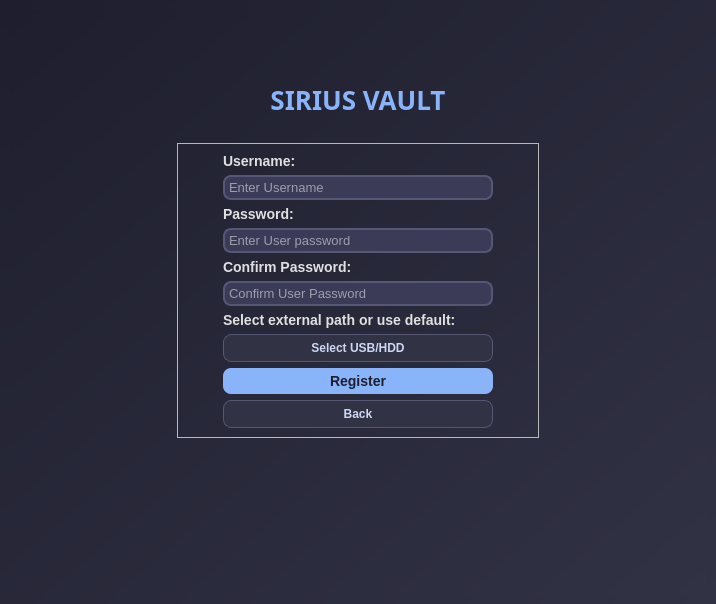
The window that SiriusVaultGUI/src/ui/login.ui (Ghospicer/SiriusVault) describes before a commit, drawn with Qt 5.
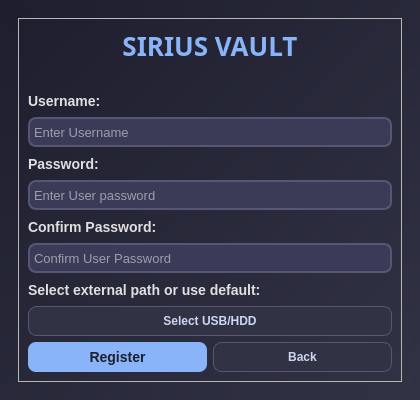
The same window after the commit. The open tabs and pages were chosen to show the change. Icons and pictures are not drawn.

Diff of the .ui file:
```diff
--- a/SiriusVaultGUI/src/ui/login.ui
+++ b/SiriusVaultGUI/src/ui/login.ui
@@ -9,10 +9,16 @@
    <rect>
     <x>0</x>
     <y>0</y>
-    <width>716</width>
-    <height>604</height>
+    <width>420</width>
+    <height>400</height>
    </rect>
   </property>
+  <property name="minimumSize">
+   <size>
+    <width>420</width>
+    <height>400</height>
+   </size>
+  </property>
   <property name="windowTitle">
    <string>SIRIUS VAULT</string>
   </property>
@@ -45,23 +51,16 @@
 }</string>
        </property>
        <layout class="QGridLayout" name="gridLayout_2">
-        <item row="0" column="1">
-         <spacer name="verticalSpacer">
-          <property name="orientation">
-           <enum>Qt::Vertical</enum>
+        <item row="0" column="0">
+         <widget class="QFrame" name="frame_login">
+          <property name="frameShape">
+           <enum>QFrame::StyledPanel</enum>
           </property>
-          <property name="sizeType">
-           <enum>QSizePolicy::Expanding</enum>
+          <property name="frameShadow">
+           <enum>QFrame::Raised</enum>
           </property>
-          <property name="sizeHint" stdset="0">
-           <size>
-            <width>20</width>
-            <height>186</height>
-           </size>
-          </property>
-         </spacer>
-        </item>
-        <item row="1" column="1">
+          <layout class="QVBoxLayout" name="verticalLayout">
+           <item>
          <widget class="QLabel" name="label_title">
           <property name="sizePolicy">
            <sizepolicy hsizetype="Preferred" vsizetype="Preferred">
@@ -71,7 +70,13 @@
           </property>
           <property name="minimumSize">
            <size>
-            <width>362</width>
+               <width>0</width>
+               <height>55</height>
+              </size>
+             </property>
+             <property name="maximumSize">
+              <size>
+               <width>16777215</width>
             <height>55</height>
            </size>
           </property>
@@ -100,54 +105,20 @@
           </property>
          </widget>
         </item>
-        <item row="2" column="1">
-         <spacer name="verticalSpacer_2">
-          <property name="orientation">
-           <enum>Qt::Vertical</enum>
-          </property>
-          <property name="sizeType">
-           <enum>QSizePolicy::Expanding</enum>
-          </property>
-          <property name="sizeHint" stdset="0">
+           <item>
+            <widget class="QLabel" name="label_6">
+             <property name="minimumSize">
            <size>
-            <width>20</width>
-            <height>29</height>
-           </size>
-          </property>
-         </spacer>
-        </item>
-        <item row="3" column="0">
-         <spacer name="horizontalSpacer">
-          <property name="orientation">
-           <enum>Qt::Horizontal</enum>
-          </property>
-          <property name="sizeHint" stdset="0">
-           <size>
-            <width>351</width>
+               <width>0</width>
             <height>20</height>
            </size>
           </property>
-         </spacer>
-        </item>
-        <item row="3" column="1">
-         <widget class="QFrame" name="login_card">
-          <property name="sizePolicy">
-           <sizepolicy hsizetype="Preferred" vsizetype="Preferred">
-            <horstretch>0</horstretch>
-            <verstretch>0</verstretch>
-           </sizepolicy>
-          </property>
-          <property name="frameShape">
-           <enum>QFrame::StyledPanel</enum>
-          </property>
-          <property name="frameShadow">
-           <enum>QFrame::Raised</enum>
-          </property>
-          <layout class="QGridLayout" name="gridLayout_6">
-           <item row="1" column="1">
-            <layout class="QGridLayout" name="gridLayout_3">
-             <item row="2" column="0">
-              <widget class="QLabel" name="label_5">
+             <property name="maximumSize">
+              <size>
+               <width>16777215</width>
+               <height>25</height>
+              </size>
+             </property>
                <property name="styleSheet">
                 <string notr="true">QLabel {
     color: #e0e0e0;
@@ -158,12 +129,24 @@
 }</string>
                </property>
                <property name="text">
-                <string>Password:</string>
+              <string>Username:</string>
                </property>
               </widget>
              </item>
-             <item row="1" column="0">
+           <item>
               <widget class="QLineEdit" name="input_username_log">
+             <property name="minimumSize">
+              <size>
+               <width>0</width>
+               <height>30</height>
+              </size>
+             </property>
+             <property name="maximumSize">
+              <size>
+               <width>16777215</width>
+               <height>30</height>
+              </size>
+             </property>
                <property name="styleSheet">
                 <string notr="true">QLineEdit {
     background-color: #3b3b58;
@@ -187,8 +170,48 @@
                </property>
               </widget>
              </item>
-             <item row="3" column="0">
+           <item>
+            <widget class="QLabel" name="label_5">
+             <property name="minimumSize">
+              <size>
+               <width>0</width>
+               <height>20</height>
+              </size>
+             </property>
+             <property name="maximumSize">
+              <size>
+               <width>16777215</width>
+               <height>25</height>
+              </size>
+             </property>
+             <property name="styleSheet">
+              <string notr="true">QLabel {
+    color: #e0e0e0;
+    font-family: &quot;Segoe UI&quot;, sans-serif;
+    font-size: 14px;
+    font-weight: bold;
+    background-color: transparent;
+}</string>
+             </property>
+             <property name="text">
+              <string>Password:</string>
+             </property>
+            </widget>
+           </item>
+           <item>
               <widget class="QLineEdit" name="input_user_password_log">
+             <property name="minimumSize">
+              <size>
+               <width>0</width>
+               <height>30</height>
+              </size>
+             </property>
+             <property name="maximumSize">
+              <size>
+               <width>16777215</width>
+               <height>30</height>
+              </size>
+             </property>
                <property name="styleSheet">
                 <string notr="true">QLineEdit {
     background-color: #3b3b58;
@@ -212,24 +235,20 @@
                </property>
               </widget>
              </item>
-             <item row="0" column="0">
-              <widget class="QLabel" name="label_6">
-               <property name="styleSheet">
-                <string notr="true">QLabel {
-    color: #e0e0e0;
-    font-family: &quot;Segoe UI&quot;, sans-serif;
-    font-size: 14px;
-    font-weight: bold;
-    background-color: transparent;
-}</string>
-               </property>
-               <property name="text">
-                <string>Username:</string>
-               </property>
-              </widget>
-             </item>
-             <item row="4" column="0">
+           <item>
               <widget class="QPushButton" name="btn_login">
+             <property name="minimumSize">
+              <size>
+               <width>0</width>
+               <height>30</height>
+              </size>
+             </property>
+             <property name="maximumSize">
+              <size>
+               <width>16777215</width>
+               <height>30</height>
+              </size>
+             </property>
                <property name="styleSheet">
                 <string notr="true">QPushButton {
     background-color: #89b4fa;
@@ -261,76 +280,22 @@
                </property>
               </widget>
              </item>
-            </layout>
-           </item>
-           <item row="1" column="0">
-            <spacer name="horizontalSpacer_7">
-             <property name="orientation">
-              <enum>Qt::Horizontal</enum>
-             </property>
-             <property name="sizeType">
-              <enum>QSizePolicy::Fixed</enum>
-             </property>
-             <property name="sizeHint" stdset="0">
-              <size>
-               <width>36</width>
-               <height>36</height>
-              </size>
-             </property>
-            </spacer>
-           </item>
-           <item row="3" column="1">
-            <spacer name="verticalSpacer_5">
-             <property name="orientation">
-              <enum>Qt::Vertical</enum>
-             </property>
-             <property name="sizeType">
-              <enum>QSizePolicy::Expanding</enum>
-             </property>
-             <property name="sizeHint" stdset="0">
-              <size>
-               <width>36</width>
-               <height>36</height>
-              </size>
-             </property>
-            </spacer>
-           </item>
-           <item row="1" column="2">
-            <spacer name="horizontalSpacer_8">
-             <property name="orientation">
-              <enum>Qt::Horizontal</enum>
-             </property>
-             <property name="sizeType">
-              <enum>QSizePolicy::Fixed</enum>
-             </property>
-             <property name="sizeHint" stdset="0">
-              <size>
-               <width>36</width>
-               <height>36</height>
-              </size>
-             </property>
-            </spacer>
-           </item>
-           <item row="0" column="1">
-            <spacer name="verticalSpacer_7">
-             <property name="orientation">
-              <enum>Qt::Vertical</enum>
-             </property>
-             <property name="sizeType">
-              <enum>QSizePolicy::Expanding</enum>
-             </property>
-             <property name="sizeHint" stdset="0">
-              <size>
-               <width>36</width>
-               <height>36</height>
-              </size>
-             </property>
-            </spacer>
-           </item>
-           <item row="2" column="1">
+           <item>
             <layout class="QHBoxLayout" name="horizontalLayout">
              <item>
               <widget class="QPushButton" name="btn_register_log">
+               <property name="minimumSize">
+                <size>
+                 <width>0</width>
+                 <height>30</height>
+                </size>
+               </property>
+               <property name="maximumSize">
+                <size>
+                 <width>16777215</width>
+                 <height>30</height>
+                </size>
+               </property>
                <property name="focusPolicy">
                 <enum>Qt::ClickFocus</enum>
                </property>
@@ -365,6 +330,18 @@
              </item>
              <item>
               <widget class="QPushButton" name="btn_ext_storage_log">
+               <property name="minimumSize">
+                <size>
+                 <width>0</width>
+                 <height>30</height>
+                </size>
+               </property>
+               <property name="maximumSize">
+                <size>
+                 <width>16777215</width>
+                 <height>30</height>
+                </size>
+               </property>
                <property name="focusPolicy">
                 <enum>Qt::ClickFocus</enum>
                </property>
@@ -402,32 +379,6 @@
           </layout>
          </widget>
         </item>
-        <item row="3" column="2">
-         <spacer name="horizontalSpacer_2">
-          <property name="orientation">
-           <enum>Qt::Horizontal</enum>
-          </property>
-          <property name="sizeHint" stdset="0">
-           <size>
-            <width>351</width>
-            <height>20</height>
-           </size>
-          </property>
-         </spacer>
-        </item>
-        <item row="4" column="1">
-         <spacer name="verticalSpacer_3">
-          <property name="orientation">
-           <enum>Qt::Vertical</enum>
-          </property>
-          <property name="sizeHint" stdset="0">
-           <size>
-            <width>20</width>
-            <height>269</height>
-           </size>
-          </property>
-         </spacer>
-        </item>
        </layout>
       </widget>
       <widget class="QWidget" name="register_page">
@@ -436,24 +387,17 @@
     background-color: qlineargradient(spread:pad, x1:0, y1:0, x2:1, y2:1, stop:0 #1e1e2e, stop:1 #313244);
 }</string>
        </property>
-       <layout class="QGridLayout" name="gridLayout_5">
-        <item row="0" column="1">
-         <spacer name="verticalSpacer_8">
-          <property name="orientation">
-           <enum>Qt::Vertical</enum>
+       <layout class="QGridLayout" name="gridLayout_3">
+        <item row="0" column="0">
+         <widget class="QFrame" name="frame_register">
+          <property name="frameShape">
+           <enum>QFrame::StyledPanel</enum>
           </property>
-          <property name="sizeType">
-           <enum>QSizePolicy::Expanding</enum>
+          <property name="frameShadow">
+           <enum>QFrame::Raised</enum>
           </property>
-          <property name="sizeHint" stdset="0">
-           <size>
-            <width>20</width>
-            <height>173</height>
-           </size>
-          </property>
-         </spacer>
-        </item>
-        <item row="1" column="1">
+          <layout class="QVBoxLayout" name="verticalLayout_2">
+           <item>
          <widget class="QLabel" name="label_title_2">
           <property name="sizePolicy">
            <sizepolicy hsizetype="Preferred" vsizetype="Preferred">
@@ -492,86 +436,178 @@
           </property>
          </widget>
         </item>
-        <item row="2" column="1">
-         <spacer name="verticalSpacer_4">
-          <property name="orientation">
-           <enum>Qt::Vertical</enum>
-          </property>
-          <property name="sizeType">
-           <enum>QSizePolicy::Expanding</enum>
-          </property>
-          <property name="sizeHint" stdset="0">
+           <item>
+            <widget class="QLabel" name="label_8">
+             <property name="minimumSize">
+              <size>
+               <width>0</width>
+               <height>20</height>
+              </size>
+             </property>
+             <property name="maximumSize">
            <size>
-            <width>20</width>
-            <height>15</height>
-           </size>
-          </property>
-         </spacer>
-        </item>
-        <item row="3" column="0">
-         <spacer name="horizontalSpacer_3">
-          <property name="orientation">
-           <enum>Qt::Horizontal</enum>
-          </property>
-          <property name="sizeHint" stdset="0">
+               <width>16777215</width>
+               <height>25</height>
+              </size>
+             </property>
+             <property name="styleSheet">
+              <string notr="true">QLabel {
+    color: #e0e0e0;
+    font-family: &quot;Segoe UI&quot;, sans-serif;
+    font-size: 14px;
+    font-weight: bold;
+    background-color: transparent;
+}</string>
+             </property>
+             <property name="text">
+              <string>Username:</string>
+             </property>
+            </widget>
+           </item>
+           <item>
+            <widget class="QLineEdit" name="input_username_reg">
+             <property name="minimumSize">
+              <size>
+               <width>0</width>
+               <height>30</height>
+              </size>
+             </property>
+             <property name="maximumSize">
            <size>
-            <width>351</width>
-            <height>20</height>
-           </size>
-          </property>
-         </spacer>
-        </item>
-        <item row="3" column="1">
-         <widget class="QFrame" name="register_card">
-          <property name="sizePolicy">
-           <sizepolicy hsizetype="Preferred" vsizetype="Preferred">
-            <horstretch>0</horstretch>
-            <verstretch>0</verstretch>
-           </sizepolicy>
-          </property>
-          <property name="frameShape">
-           <enum>QFrame::StyledPanel</enum>
-          </property>
-          <property name="frameShadow">
-           <enum>QFrame::Raised</enum>
-          </property>
-          <layout class="QGridLayout" name="gridLayout_7">
-           <item row="0" column="2">
-            <spacer name="horizontalSpacer_10">
-             <property name="orientation">
-              <enum>Qt::Horizontal</enum>
+               <width>16777215</width>
+               <height>30</height>
+              </size>
+             </property>
+             <property name="styleSheet">
+              <string notr="true">QLineEdit {
+    background-color: #3b3b58;
+    border: 2px solid #565675;
+    border-radius: 8px;
+    color: #ffffff;
+    padding: 2px;
+    font-size: 13px;
+}
+
+QLineEdit:focus {
+    border: 2px solid #89b4fa;
+    background-color: #454560;
+}</string>
+             </property>
+             <property name="placeholderText">
+              <string>Enter Username</string>
+             </property>
+             <property name="clearButtonEnabled">
+              <bool>true</bool>
+             </property>
+            </widget>
+           </item>
+           <item>
+            <widget class="QLabel" name="label_7">
+             <property name="minimumSize">
+              <size>
+               <width>0</width>
+               <height>20</height>
+              </size>
+             </property>
+             <property name="maximumSize">
+              <size>
+               <width>16777215</width>
+               <height>25</height>
+              </size>
+             </property>
+             <property name="styleSheet">
+              <string notr="true">QLabel {
+    color: #e0e0e0;
+    font-family: &quot;Segoe UI&quot;, sans-serif;
+    font-size: 14px;
+    font-weight: bold;
+    background-color: transparent;
+}</string>
+             </property>
+             <property name="text">
+              <string>Password:</string>
              </property>
-             <property name="sizeType">
-              <enum>QSizePolicy::Fixed</enum>
+            </widget>
+           </item>
+           <item>
+            <widget class="QLineEdit" name="input_user_password_reg">
+             <property name="minimumSize">
+              <size>
+               <width>0</width>
+               <height>30</height>
+              </size>
              </property>
-             <property name="sizeHint" stdset="0">
+             <property name="maximumSize">
               <size>
-               <width>36</width>
-               <height>36</height>
+               <width>16777215</width>
+               <height>30</height>
               </size>
              </property>
-            </spacer>
-           </item>
-           <item row="0" column="0">
-            <spacer name="horizontalSpacer_9">
-             <property name="orientation">
-              <enum>Qt::Horizontal</enum>
+             <property name="styleSheet">
+              <string notr="true">QLineEdit {
+    background-color: #3b3b58;
+    border: 2px solid #565675;
+    border-radius: 8px;
+    color: #ffffff;
+    padding: 2px;
+    font-size: 13px;
+}
+
+QLineEdit:focus {
+    border: 2px solid #89b4fa;
+    background-color: #454560;
+}</string>
              </property>
-             <property name="sizeType">
-              <enum>QSizePolicy::Fixed</enum>
+             <property name="echoMode">
+              <enum>QLineEdit::Password</enum>
              </property>
-             <property name="sizeHint" stdset="0">
+             <property name="placeholderText">
+              <string>Enter User password</string>
+             </property>
+            </widget>
+           </item>
+           <item>
+            <widget class="QLabel" name="label">
+             <property name="minimumSize">
               <size>
-               <width>36</width>
-               <height>36</height>
+               <width>0</width>
+               <height>20</height>
               </size>
              </property>
-            </spacer>
+             <property name="maximumSize">
+              <size>
+               <width>16777215</width>
+               <height>25</height>
+              </size>
+             </property>
+             <property name="styleSheet">
+              <string notr="true">QLabel {
+    color: #e0e0e0;
+    font-family: &quot;Segoe UI&quot;, sans-serif;
+    font-size: 14px;
+    font-weight: bold;
+    background-color: transparent;
+}</string>
+             </property>
+             <property name="text">
+              <string>Confirm Password:</string>
+             </property>
+            </widget>
            </item>
-           <item row="0" column="1">
-            <layout class="QGridLayout" name="gridLayout_4">
-             <item row="6" column="0">
+           <item>
               <widget class="QLineEdit" name="input_confirm_user_password_reg">
+             <property name="minimumSize">
+              <size>
+               <width>0</width>
+               <height>30</height>
+              </size>
+             </property>
+             <property name="maximumSize">
+              <size>
+               <width>16777215</width>
+               <height>30</height>
+              </size>
+             </property>
                <property name="styleSheet">
                 <string notr="true">QLineEdit {
     background-color: #3b3b58;
@@ -595,48 +631,20 @@
                </property>
               </widget>
              </item>
-             <item row="9" column="0">
-              <widget class="QPushButton" name="btn_register_reg">
-               <property name="toolTipDuration">
-                <number>-4</number>
-               </property>
-               <property name="styleSheet">
-                <string notr="true">QPushButton {
-    background-color: #89b4fa;
-    color: #1e1e2e;
-    border-radius: 8px;
-    padding: 5px;
-    font-weight: bold;
-    font-size: 14px;
-}
-
-QPushButton:hover {
-    background-color: #b4befe;
-    cursor: pointer;
-}
-
-QPushButton:pressed {
-    background-color: #74c7ec;
-    padding-left: 12px;
-}
-</string>
-               </property>
-               <property name="text">
-                <string>Register</string>
-               </property>
-               <property name="checkable">
-                <bool>false</bool>
-               </property>
-               <property name="autoDefault">
-                <bool>false</bool>
-               </property>
-               <property name="default">
-                <bool>true</bool>
-               </property>
-              </widget>
-             </item>
-             <item row="7" column="0">
+           <item>
               <widget class="QLabel" name="label_2">
+             <property name="minimumSize">
+              <size>
+               <width>0</width>
+               <height>20</height>
+              </size>
+             </property>
+             <property name="maximumSize">
+              <size>
+               <width>16777215</width>
+               <height>25</height>
+              </size>
+             </property>
                <property name="styleSheet">
                 <string notr="true">QLabel {
     color: #e0e0e0;
@@ -651,106 +659,20 @@
                </property>
               </widget>
              </item>
-             <item row="5" column="0">
-              <widget class="QLabel" name="label">
-               <property name="styleSheet">
-                <string notr="true">QLabel {
-    color: #e0e0e0;
-    font-family: &quot;Segoe UI&quot;, sans-serif;
-    font-size: 14px;
-    font-weight: bold;
-    background-color: transparent;
-}</string>
-               </property>
-               <property name="text">
-                <string>Confirm Password:</string>
-               </property>
-              </widget>
-             </item>
-             <item row="2" column="0">
-              <widget class="QLabel" name="label_7">
-               <property name="styleSheet">
-                <string notr="true">QLabel {
-    color: #e0e0e0;
-    font-family: &quot;Segoe UI&quot;, sans-serif;
-    font-size: 14px;
-    font-weight: bold;
-    background-color: transparent;
-}</string>
-               </property>
-               <property name="text">
-                <string>Password:</string>
-               </property>
-              </widget>
-             </item>
-             <item row="0" column="0">
-              <widget class="QLabel" name="label_8">
-               <property name="styleSheet">
-                <string notr="true">QLabel {
-    color: #e0e0e0;
-    font-family: &quot;Segoe UI&quot;, sans-serif;
-    font-size: 14px;
-    font-weight: bold;
-    background-color: transparent;
-}</string>
-               </property>
-               <property name="text">
-                <string>Username:</string>
-               </property>
-              </widget>
-             </item>
-             <item row="4" column="0">
-              <widget class="QLineEdit" name="input_user_password_reg">
-               <property name="styleSheet">
-                <string notr="true">QLineEdit {
-    background-color: #3b3b58;
-    border: 2px solid #565675;
-    border-radius: 8px;
-    color: #ffffff;
-    padding: 2px;
-    font-size: 13px;
-}
-
-QLineEdit:focus {
-    border: 2px solid #89b4fa;
-    background-color: #454560;
-}</string>
-               </property>
-               <property name="echoMode">
-                <enum>QLineEdit::Password</enum>
-               </property>
-               <property name="placeholderText">
-                <string>Enter User password</string>
-               </property>
-              </widget>
-             </item>
-             <item row="1" column="0">
-              <widget class="QLineEdit" name="input_username_reg">
-               <property name="styleSheet">
-                <string notr="true">QLineEdit {
-    background-color: #3b3b58;
-    border: 2px solid #565675;
-    border-radius: 8px;
-    color: #ffffff;
-    padding: 2px;
-    font-size: 13px;
-}
-
-QLineEdit:focus {
-    border: 2px solid #89b4fa;
-    background-color: #454560;
-}</string>
-               </property>
-               <property name="placeholderText">
-                <string>Enter Username</string>
-               </property>
-               <property name="clearButtonEnabled">
-                <bool>true</bool>
-               </property>
-              </widget>
-             </item>
-             <item row="8" column="0">
+           <item>
               <widget class="QPushButton" name="btn_ext_storage_reg">
+             <property name="minimumSize">
+              <size>
+               <width>0</width>
+               <height>30</height>
+              </size>
+             </property>
+             <property name="maximumSize">
+              <size>
+               <width>16777215</width>
+               <height>30</height>
+              </size>
+             </property>
                <property name="focusPolicy">
                 <enum>Qt::ClickFocus</enum>
                </property>
@@ -795,8 +717,74 @@
                </property>
               </widget>
              </item>
-             <item row="10" column="0">
-              <widget class="QPushButton" name="btn_back_reg">
+           <item>
+            <layout class="QHBoxLayout" name="horizontalLayout_2">
+             <item>
+              <widget class="QPushButton" name="btn_register_reg">
+               <property name="minimumSize">
+                <size>
+                 <width>0</width>
+                 <height>30</height>
+                </size>
+               </property>
+               <property name="maximumSize">
+                <size>
+                 <width>16777215</width>
+                 <height>30</height>
+                </size>
+               </property>
+               <property name="toolTipDuration">
+                <number>-4</number>
+               </property>
+               <property name="styleSheet">
+                <string notr="true">QPushButton {
+    background-color: #89b4fa;
+    color: #1e1e2e;
+    border-radius: 8px;
+    padding: 5px;
+    font-weight: bold;
+    font-size: 14px;
+}
+
+QPushButton:hover {
+    background-color: #b4befe;
+    cursor: pointer;
+}
+
+QPushButton:pressed {
+    background-color: #74c7ec;
+    padding-left: 12px;
+}
+</string>
+               </property>
+               <property name="text">
+                <string>Register</string>
+               </property>
+               <property name="checkable">
+                <bool>false</bool>
+               </property>
+               <property name="autoDefault">
+                <bool>false</bool>
+               </property>
+               <property name="default">
+                <bool>true</bool>
+               </property>
+              </widget>
+             </item>
+             <item>
+              <widget class="QPushButton" name="btn_register_back">
+               <property name="minimumSize">
+                <size>
+                 <width>0</width>
+                 <height>30</height>
+                </size>
+               </property>
+               <property name="maximumSize">
+                <size>
+                 <width>16777215</width>
+                 <height>30</height>
+                </size>
+               </property>
                <property name="styleSheet">
                 <string notr="true">QPushButton {
     background-color: #313244;
@@ -831,35 +819,6 @@
           </layout>
          </widget>
         </item>
-        <item row="3" column="2">
-         <spacer name="horizontalSpacer_4">
-          <property name="orientation">
-           <enum>Qt::Horizontal</enum>
-          </property>
-          <property name="sizeHint" stdset="0">
-           <size>
-            <width>351</width>
-            <height>20</height>
-           </size>
-          </property>
-         </spacer>
-        </item>
-        <item row="4" column="1">
-         <spacer name="verticalSpacer_6">
-          <property name="orientation">
-           <enum>Qt::Vertical</enum>
-          </property>
-          <property name="sizeType">
-           <enum>QSizePolicy::Expanding</enum>
-          </property>
-          <property name="sizeHint" stdset="0">
-           <size>
-            <width>20</width>
-            <height>256</height>
-           </size>
-          </property>
-         </spacer>
-        </item>
        </layout>
       </widget>
      </widget>
```
Left out of the diff: 10 changed lines with no effect on the pictures. Lines whose indentation alone changed are shown as unchanged.
